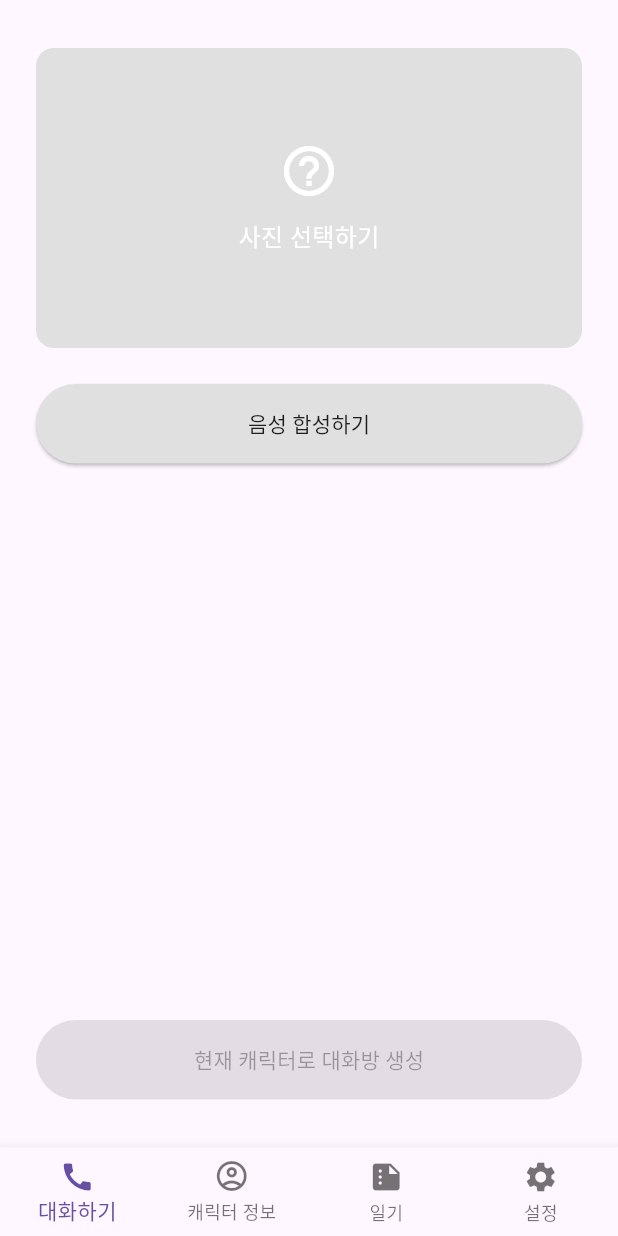
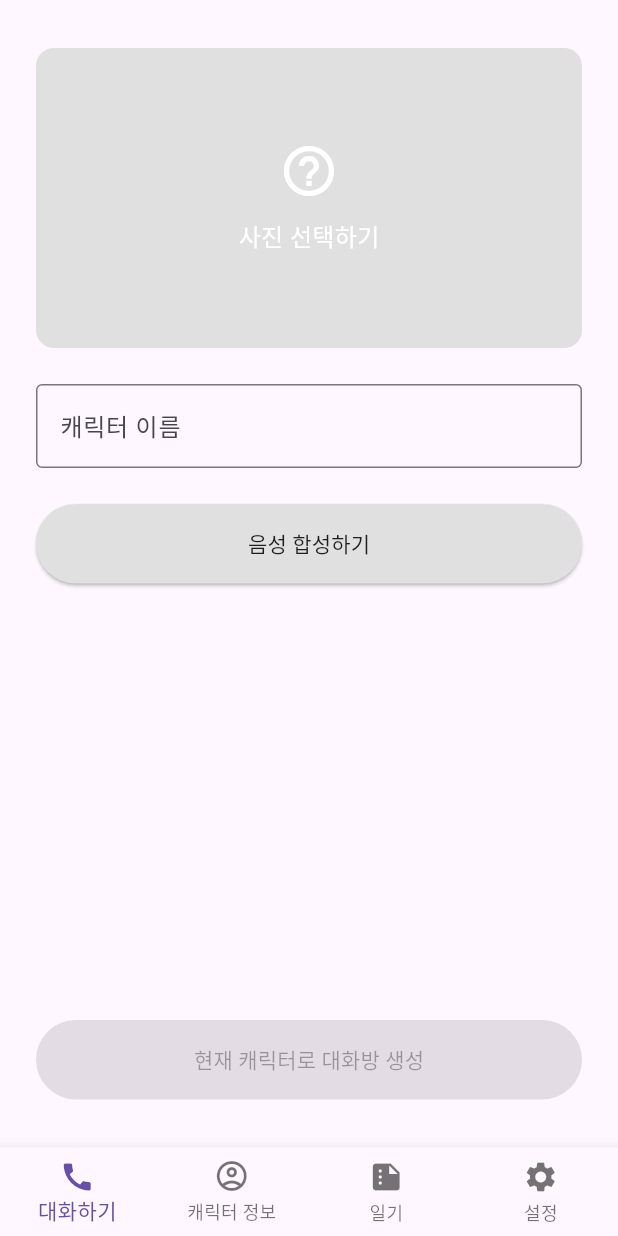
Before and after one commit to SJU-Capstone-InnerVoice/frontend, a Flutter app: the AddCharacterScreen screen opened by its route, on a phone screen of 412 x 824 dp. Run offline on Flutter 3.47's test engine with Material 3 defaults, Android fonts, the phone set to English and light mode, and no system bars; our stand-ins replace dio, file_picker, flutter_dotenv, go_router, image_picker, just_audio; missing offline and left inert: audio_session, ffmpeg_kit_flutter, flutter_advanced_calendar, flutter_webrtc, record; accounts and stored records are empty.

Commit message:
callRequest :: Feat: screen pop after Img upload

```diff
--- a/lib/logic/providers/character/character_img_provider.dart
+++ b/lib/logic/providers/character/character_img_provider.dart
@@ -14,7 +14,7 @@ class CharacterImgProvider extends ChangeNotifier {
   Map<String, Map<String, Image>> get imageWidgets => _imageWidgets;
 
   Future<void> uploadImage({
-    required String userId,
+    required dynamic userId, // 또는 Object
     required String name,
     required String type,
     required File file,
@@ -22,8 +22,9 @@ class CharacterImgProvider extends ChangeNotifier {
     try {
       final String uploadUrl = CharacterImgApi.uploadCharacterImg;
       print(uploadUrl);
+
       FormData formData = FormData.fromMap({
-        'userId': userId,
+        'userId': userId.toString(), // 여긴 여전히 문자열로 보내야 함
         'name': name,
         'type': type,
         'file': await MultipartFile.fromFile(
@@ -47,7 +48,6 @@ class CharacterImgProvider extends ChangeNotifier {
       if (response.statusCode == 200) {
         print('✅ 이미지 업로드 성공');
         _hasLoaded = false;
-
       } else {
         throw Exception('🚫 서버 업로드 실패: ${response.data}');
       }
--- a/lib/presentation/screens/parent/character/add/character_add_screen.dart
+++ b/lib/presentation/screens/parent/character/add/character_add_screen.dart
@@ -12,9 +12,9 @@ class AddCharacterScreen extends StatefulWidget {
   @override
   State<AddCharacterScreen> createState() => _AddCharacterScreenState();
 }
-
 class _AddCharacterScreenState extends State<AddCharacterScreen> {
   File? _image;
+  final TextEditingController _nameController = TextEditingController();
 
   Future<void> _pickImage() async {
     final picker = ImagePicker();
@@ -28,11 +28,17 @@ class _AddCharacterScreenState extends State<AddCharacterScreen> {
   }
 
   @override
+  void dispose() {
+    _nameController.dispose();
+    super.dispose();
+  }
+
+  @override
   Widget build(BuildContext context) {
     final User user = context.read<UserProvider>().user!;
     final bool hasImage = _image != null;
-    // 임시 설정: 서버에 이미지 업로드 테스트
-    final hasVoice = true;
+    final bool hasVoice = true;
+    final bool hasName = _nameController.text.trim().isNotEmpty;
 
     return Scaffold(
       body: SafeArea(
@@ -84,9 +90,18 @@ class _AddCharacterScreenState extends State<AddCharacterScreen> {
               ),
               const SizedBox(height: 24),
 
+              // 이름 입력 필드
+              TextField(
+                controller: _nameController,
+                decoration: const InputDecoration(
+                  labelText: '캐릭터 이름',
+                  border: OutlineInputBorder(),
+                ),
+              ),
+              const SizedBox(height: 24),
+
               ElevatedButton(
                 onPressed: () {
-                  // 음성 합성 로직
                   context.go('/parent/character/voice/synthesis');
                 },
                 style: ElevatedButton.styleFrom(
@@ -100,18 +115,19 @@ class _AddCharacterScreenState extends State<AddCharacterScreen> {
               const Spacer(),
 
               ElevatedButton(
-                onPressed: (hasImage && hasVoice)
-                    ? () {
+                onPressed: (hasImage && hasVoice && hasName)
+                    ? () async {
                   print("이미지 업로드");
-                        context.read<CharacterImgProvider>().uploadImage(
+                  await context.read<CharacterImgProvider>().uploadImage(
                     userId: user.userId,
-                              name: "char001",
+                    name: _nameController.text.trim(),
                     type: "USER",
                     file: _image!,
                   );
+                  context.go("/parent/call");
                 }
                     : null,
-                style: (hasImage && hasVoice)
+                style: (hasImage && hasVoice && hasName)
                     ? ElevatedButton.styleFrom(
                   backgroundColor: Colors.orange[300],
                   foregroundColor: Colors.orange[600],
```
Lines whose indentation alone changed are shown as unchanged.
